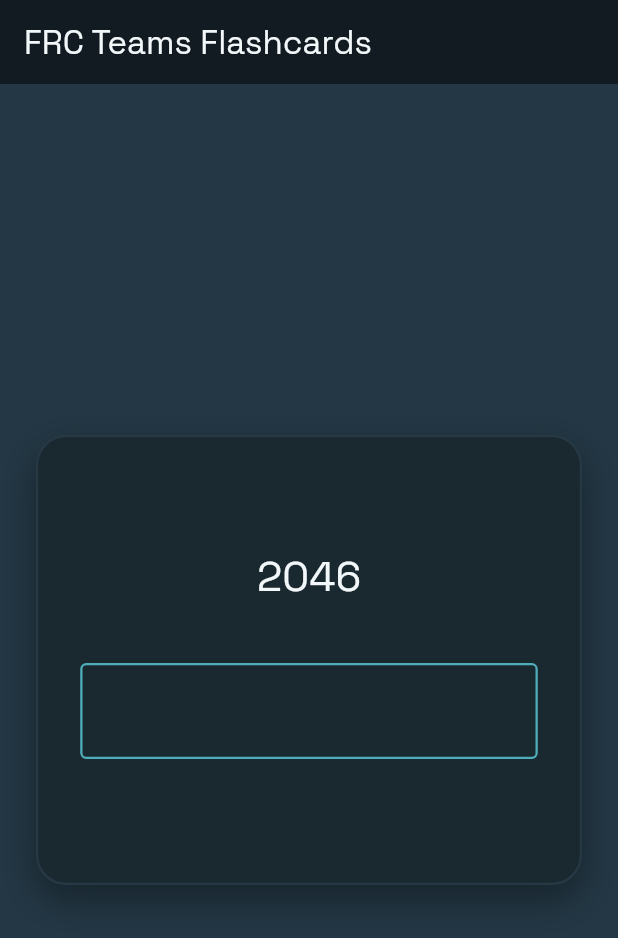
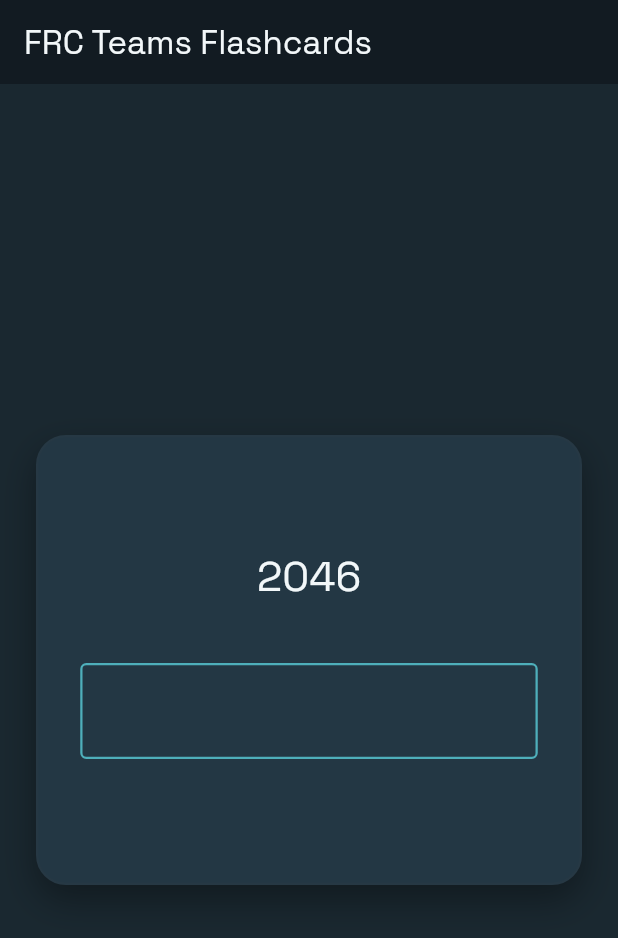
Before and after one commit to reniejoshi/frc-teams-flashcards, a Flutter app: the screen it shows after launch, on a phone screen of 412 x 824 dp. Shown: the top 938 px of the screen. Run offline on Flutter 3.47's test engine with Material 3 defaults, Android fonts, the phone set to English and light mode, and no system bars; our stand-ins replace google_fonts, material_ui.

Commit message:
feat: update apps colors

```diff
--- a/lib/app_colors.dart
+++ b/lib/app_colors.dart
@@ -1,9 +1,9 @@
 import 'package:material_ui/material_ui.dart';
 
 abstract final class AppColors {
-  static const Color primary = Color(0xFF1A2830);
+  static const Color primary = Color(0xFF233744);
   static const Color secondary = Color(0xFF4EAFBB);
-  static const Color background = Color.fromARGB(255, 35, 55, 68);
+  static const Color background = Color(0xFF1A2830);
   static const Color surface = Color(0xFF121B22);
   static const Color text = Color(0xFFF2F7F9);
   static const Color accent = Color(0xFF4EAFBB);
```
